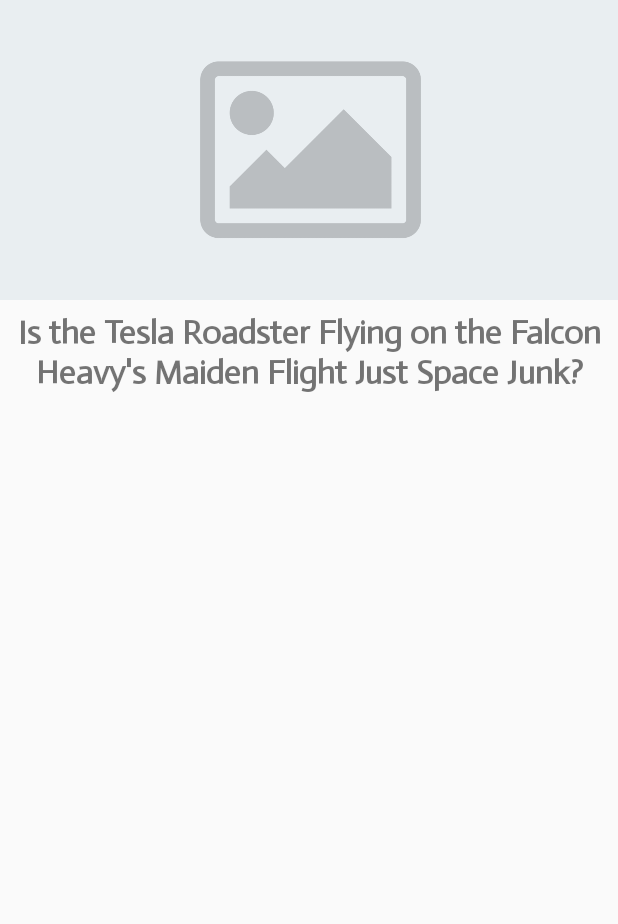
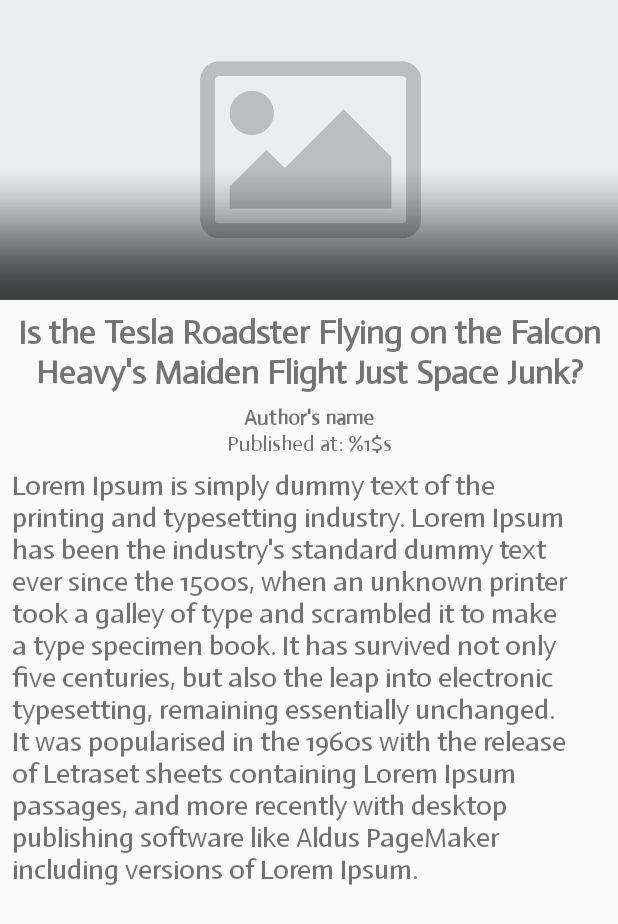
Before and after one commit to marioamgad9/News-Paper, an Android app: the layout activity_news_detail.xml on its own in the app's theme, with its tools: preview values and no code run, on a phone screen of 412 x 824 dp. Shown: the top 924 px of the screen. Run offline under Robolectric (Android 15) with nearby library versions, the phone set to English and light mode, and no system bars; Roboto replaces fonts that are not available here.

Commit message:
Design activity_news_detail

```diff
--- a/app/src/main/java/com/mouris/mario/newspaper/UI/NewsDetailActivity/NewsDetail.java
+++ b/app/src/main/java/com/mouris/mario/newspaper/UI/NewsDetailActivity/NewsDetail.java
@@ -25,11 +25,17 @@
 
         ImageView imageView = findViewById(R.id.imageView);
         TextView titleTextView = findViewById(R.id.titleTextView);
+        TextView publishedAtTextView = findViewById(R.id.publishedAtTextView);
+        TextView articleTextView = findViewById(R.id.articleTextView);
+        TextView publisherTextView = findViewById(R.id.authorTextView);
 
         viewModel.getArticle(articleId).observe(this, article -> {
             if (article != null) {
                 NetworkUtils.loadImageIntoIV(this, article.urlToImage, imageView);
                 titleTextView.setText(article.title);
+                publishedAtTextView.setText(article.publishedAt);
+                articleTextView.setText(article.description);
+                publisherTextView.setText(article.author);
             }
         });
 
--- a/app/src/main/java/com/mouris/mario/newspaper/UI/ArticlesRVAdapter.java
+++ b/app/src/main/java/com/mouris/mario/newspaper/UI/NewsFragment/ArticlesRVAdapter.java
@@ -1,4 +1,4 @@
-package com.mouris.mario.newspaper.UI;
+package com.mouris.mario.newspaper.UI.NewsFragment;
 
 import android.content.Context;
 import android.support.v7.widget.RecyclerView;
@@ -15,13 +15,13 @@
 import java.util.List;
 
 
-public class ArticlesRVAdapter extends RecyclerView.Adapter<ArticlesRVAdapter.ArticleViewHolder> {
+class ArticlesRVAdapter extends RecyclerView.Adapter<ArticlesRVAdapter.ArticleViewHolder> {
 
     private Context mContext;
     private OnItemClickListener listener;
     private List<Article> mArticlesList;
 
-    public ArticlesRVAdapter(List<Article> articlesList, OnItemClickListener listener) {
+    ArticlesRVAdapter(List<Article> articlesList, OnItemClickListener listener) {
         mArticlesList = articlesList;
         this.listener = listener;
     }
@@ -51,7 +51,7 @@
         return mArticlesList.size();
     }
 
-    public void setArticlesList(List<Article> articlesList) {
+    void setArticlesList(List<Article> articlesList) {
         mArticlesList = articlesList;
         notifyDataSetChanged();
     }
@@ -81,7 +81,7 @@
         }
     }
 
-    public interface OnItemClickListener {
+    interface OnItemClickListener {
         void onItemClick(Article article, ImageView imageView, TextView titleTextView);
     }
 
--- a/app/src/main/java/com/mouris/mario/newspaper/UI/NewsFragment/NewsFragment.java
+++ b/app/src/main/java/com/mouris/mario/newspaper/UI/NewsFragment/NewsFragment.java
@@ -18,7 +18,6 @@
 
 import com.mouris.mario.newspaper.Data.Article;
 import com.mouris.mario.newspaper.R;
-import com.mouris.mario.newspaper.UI.ArticlesRVAdapter;
 import com.mouris.mario.newspaper.UI.NewsDetailActivity.NewsDetail;
 import com.mouris.mario.newspaper.Utils.NetworkUtils;
 
--- a/app/src/main/res/layout/activity_news_detail.xml
+++ b/app/src/main/res/layout/activity_news_detail.xml
@@ -1,7 +1,11 @@
 <?xml version="1.0" encoding="utf-8"?>
-<android.support.constraint.ConstraintLayout xmlns:android="http://schemas.android.com/apk/res/android"
+<ScrollView
+    xmlns:android="http://schemas.android.com/apk/res/android"
     xmlns:app="http://schemas.android.com/apk/res-auto"
     xmlns:tools="http://schemas.android.com/tools"
+    android:layout_width="match_parent"
+    android:layout_height="match_parent">
+    <android.support.constraint.ConstraintLayout
         android:layout_width="match_parent"
         android:layout_height="match_parent"
         tools:context="com.mouris.mario.newspaper.UI.NewsDetailActivity.NewsDetail">
@@ -16,6 +20,17 @@
             app:layout_constraintStart_toStartOf="parent"
             app:layout_constraintTop_toTopOf="parent"
             app:srcCompat="@drawable/no_image" />
+
+        <ImageView
+            android:id="@+id/shadow"
+            android:layout_width="0dp"
+            android:layout_height="0dp"
+            android:scaleType="centerCrop"
+            app:layout_constraintBottom_toBottomOf="@+id/imageView"
+            app:layout_constraintEnd_toEndOf="parent"
+            app:layout_constraintStart_toStartOf="parent"
+            app:layout_constraintTop_toTopOf="parent"
+            app:srcCompat="@drawable/shadow" />
 
         <TextView
             android:id="@+id/titleTextView"
@@ -32,4 +47,49 @@
             app:layout_constraintStart_toStartOf="parent"
             app:layout_constraintTop_toBottomOf="@+id/imageView"
             tools:text="@string/article_title_placeholder" />
+
+        <TextView
+            android:id="@+id/publishedAtTextView"
+            android:layout_width="wrap_content"
+            android:layout_height="wrap_content"
+            android:layout_marginEnd="8dp"
+            android:layout_marginStart="8dp"
+            android:fontFamily="@font/actor"
+            app:layout_constraintEnd_toEndOf="parent"
+            app:layout_constraintStart_toStartOf="parent"
+            app:layout_constraintTop_toBottomOf="@+id/authorTextView"
+            tools:text="@string/article_date" />
+
+        <TextView
+            android:id="@+id/articleTextView"
+            android:layout_width="0dp"
+            android:layout_height="wrap_content"
+            android:layout_marginBottom="8dp"
+            android:layout_marginEnd="8dp"
+            android:layout_marginStart="8dp"
+            android:layout_marginTop="8dp"
+            android:fontFamily="@font/actor"
+            android:textSize="18sp"
+            app:layout_constraintBottom_toBottomOf="parent"
+            app:layout_constraintEnd_toEndOf="parent"
+            app:layout_constraintStart_toStartOf="parent"
+            app:layout_constraintTop_toBottomOf="@+id/publishedAtTextView"
+            tools:text="@string/article_placeholder" />
+
+        <TextView
+            android:id="@+id/authorTextView"
+            android:layout_width="wrap_content"
+            android:layout_height="wrap_content"
+            android:layout_marginEnd="8dp"
+            android:layout_marginStart="8dp"
+            android:layout_marginTop="8dp"
+            android:fontFamily="@font/actor"
+            android:textStyle="bold"
+            app:layout_constraintEnd_toEndOf="parent"
+            app:layout_constraintStart_toStartOf="parent"
+            app:layout_constraintTop_toBottomOf="@+id/titleTextView"
+            tools:text="@string/author_placeholder" />
+
     </android.support.constraint.ConstraintLayout>
+
+</ScrollView>
--- a/app/src/main/res/values/strings.xml
+++ b/app/src/main/res/values/strings.xml
@@ -17,4 +17,14 @@
     <string name="sports_category">Sports</string>
     <string name="technology_category">Technology</string>
 
+    <!--Details Activity-->
+    <string name="author_placeholder">Author\'s name</string>
+    <string name="article_placeholder">Lorem Ipsum is simply dummy text of the printing and
+        typesetting industry. Lorem Ipsum has been the industry\'s standard dummy text ever since
+        the 1500s, when an unknown printer took a galley of type and scrambled it to make a type
+        specimen book. It has survived not only five centuries, but also the leap into electronic
+        typesetting, remaining essentially unchanged. It was popularised in the 1960s with the
+        release of Letraset sheets containing Lorem Ipsum passages, and more recently with desktop
+        publishing software like Aldus PageMaker including versions of Lorem Ipsum.</string>
+
 </resources>
```
Also changed, not shown: app/src/main/res/drawable/shadow.png (added), 1 other file. Lines whose indentation alone changed are shown as unchanged.
